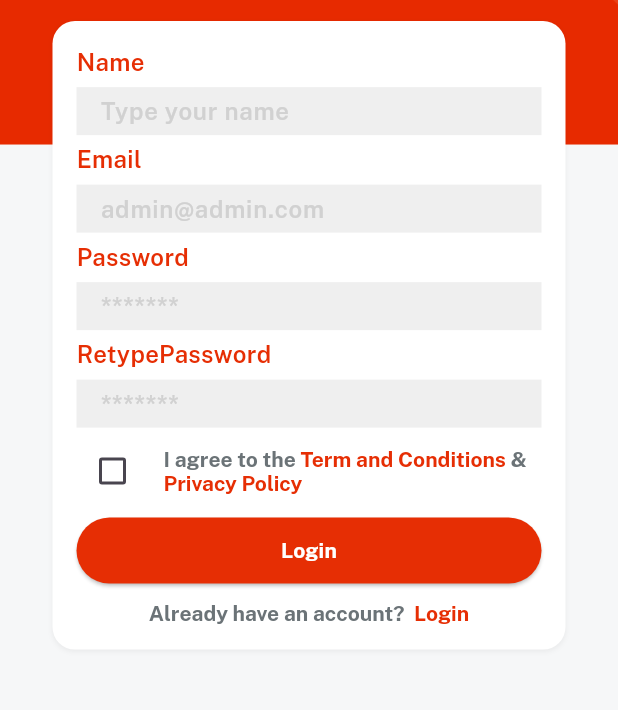
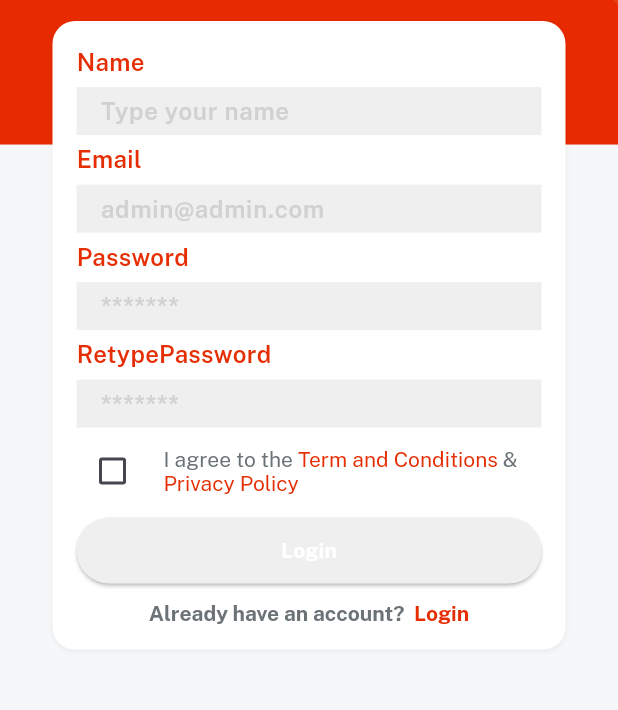
Before and after one commit to vutientrinh/FlutterWithFireBase, a Flutter app: the screen it shows after launch, after a tap on "Sign up", on a phone screen of 412 x 824 dp, the part 287-997 px from its top. Run offline on Flutter 3.47's test engine with Material 3 defaults, Android fonts, the phone set to English and light mode, and no system bars; our stand-ins replace get, velocity_x.

Commit message:
config signup screen and init home screen

```diff
--- a/lib/views/auth_screen/login_screen.dart
+++ b/lib/views/auth_screen/login_screen.dart
@@ -1,6 +1,7 @@
 import 'package:flutter/material.dart';
 import 'package:flutterwithfirebase/consts/consts.dart';
 import 'package:flutterwithfirebase/views/auth_screen/signup_screen.dart';
+import 'package:flutterwithfirebase/views/home_screen/home_screen.dart';
 import 'package:flutterwithfirebase/widget_common/applogo_widget.dart';
 import 'package:flutterwithfirebase/widget_common/bg_widget.dart';
 import 'package:flutterwithfirebase/widget_common/custom_textfield.dart';
@@ -31,7 +32,9 @@ class LoginScreen extends StatelessWidget {
                     child: TextButton(onPressed: (){}, child: forgetPass.text.make()),
                   ),
                   5.heightBox,
-                  ourButton(color: redColor, title: login, textColor: whiteColor, onPress: (){})
+                  ourButton(color: redColor, title: login, textColor: whiteColor, onPress: (){
+                    Get.to(()=>HomeScreen());
+                  })
                       .box.width(context.screenWidth - 50).make(),
                   5.heightBox,
                   createNewAccount.text.color(fontGrey).make(),
--- a/lib/views/auth_screen/signup_screen.dart
+++ b/lib/views/auth_screen/signup_screen.dart
@@ -6,9 +6,15 @@ import 'package:flutterwithfirebase/widget_common/custom_textfield.dart';
 import 'package:flutterwithfirebase/widget_common/our_button.dart';
 import 'package:get/get.dart';
 
+class SignupScreen extends StatefulWidget {
+  const SignupScreen({super.key});
 
-class SignupScreen extends StatelessWidget {
-  const SignupScreen({super.key});
+  @override
+  State<SignupScreen> createState() => _SignupScreen();
+}
+
+class _SignupScreen extends State<SignupScreen> {
+  bool? isCheck = false;
 
   @override
   Widget build(BuildContext context) {
@@ -17,7 +23,7 @@ class SignupScreen extends StatelessWidget {
       body: Center(
         child: Column(
           children: [
-                (context.screenHeight*0.1).heightBox,
+            (context.screenHeight * 0.1).heightBox,
             applogoWidget(),
             10.heightBox,
             "Sign up to $appname".text.fontFamily(bold).white.size(18).make(),
@@ -28,55 +34,70 @@ class SignupScreen extends StatelessWidget {
                 customTextField(hint: emailHint, title: email),
                 customTextField(hint: passwordHint, title: password),
                 customTextField(hint: passwordHint, title: retypePassword),
-
                 Row(
-                        children:[
+                  children: [
                     Checkbox(
                       checkColor: redColor,
-                            value: false,
-                            onChanged: (newValue){},
+                      value: isCheck,
+                      onChanged: (newValue) {
+                        setState(() {
+                          isCheck = newValue;
+                        });
+                      },
                     ),
                     10.widthBox,
                     Expanded(
                       child: RichText(
                           text: const TextSpan(
                         children: [
-                                TextSpan(text: "I agree to the ", style: TextStyle(
-                                fontFamily: bold,
+                          TextSpan(
+                              text: "I agree to the ",
+                              style: TextStyle(
+                                fontFamily: regular,
                                 color: fontGrey,
                               )),
-
-                                TextSpan(text: termAndCond, style: TextStyle(
-                                    fontFamily: bold,
+                          TextSpan(
+                              text: termAndCond,
+                              style: TextStyle(
+                                fontFamily: regular,
                                 color: redColor,
                               )),
-                                TextSpan(text: " & ", style: TextStyle(
-                                  fontFamily: bold,
+                          TextSpan(
+                              text: " & ",
+                              style: TextStyle(
+                                fontFamily: regular,
                                 color: fontGrey,
                               )),
-                                TextSpan(text: privacyPolicy, style: TextStyle(
-                                  fontFamily: bold,
+                          TextSpan(
+                              text: privacyPolicy,
+                              style: TextStyle(
+                                fontFamily: regular,
                                 color: redColor,
                               )),
                         ],
                       )),
-
                     ),
                   ],
                 ),
                 5.heightBox,
-                    ourButton(color: redColor, title: login, textColor: whiteColor, onPress: (){})
-                        .box.width(context.screenWidth - 50).make(),
+                ourButton(
+                        color: isCheck == true ?redColor:lightGrey,
+                        title: login,
+                        textColor: whiteColor,
+                        onPress: () {})
+                    .box
+                    .width(context.screenWidth - 50)
+                    .make(),
                 10.heightBox,
-                    RichText(text: TextSpan(
+                RichText(
+                  text: TextSpan(
                     children: [
                       TextSpan(
                           text: alreadyHaveAccount,
                           style: TextStyle(
                             fontFamily: bold,
                             color: fontGrey,
-                          )
-                        ),
+                          )),
                       TextSpan(
                         text: login,
                         style: TextStyle(
@@ -86,15 +107,21 @@ class SignupScreen extends StatelessWidget {
                       ),
                     ],
                   ),
-                    ).onTap((){
+                ).onTap(() {
                   Get.back();
                 }),
               ],
-                ).box.white.rounded.padding(const EdgeInsets.all(16)).width(context.screenWidth-70).shadowSm.make(),
+            )
+                .box
+                .white
+                .rounded
+                .padding(const EdgeInsets.all(16))
+                .width(context.screenWidth - 70)
+                .shadowSm
+                .make(),
           ],
         ),
       ),
-        )
-    );
+    ));
   }
 }
--- /dev/null
+++ b/lib/views/home_screen/home_screen.dart
@@ -0,0 +1,14 @@
+import 'package:flutter/material.dart';
+
+class HomeScreen extends StatelessWidget {
+  const HomeScreen({super.key});
+
+  @override
+  Widget build(BuildContext context) {
+    return Scaffold(
+      body: Container(
+
+      ),
+    );
+  }
+}
```
Lines whose indentation alone changed are shown as unchanged.
